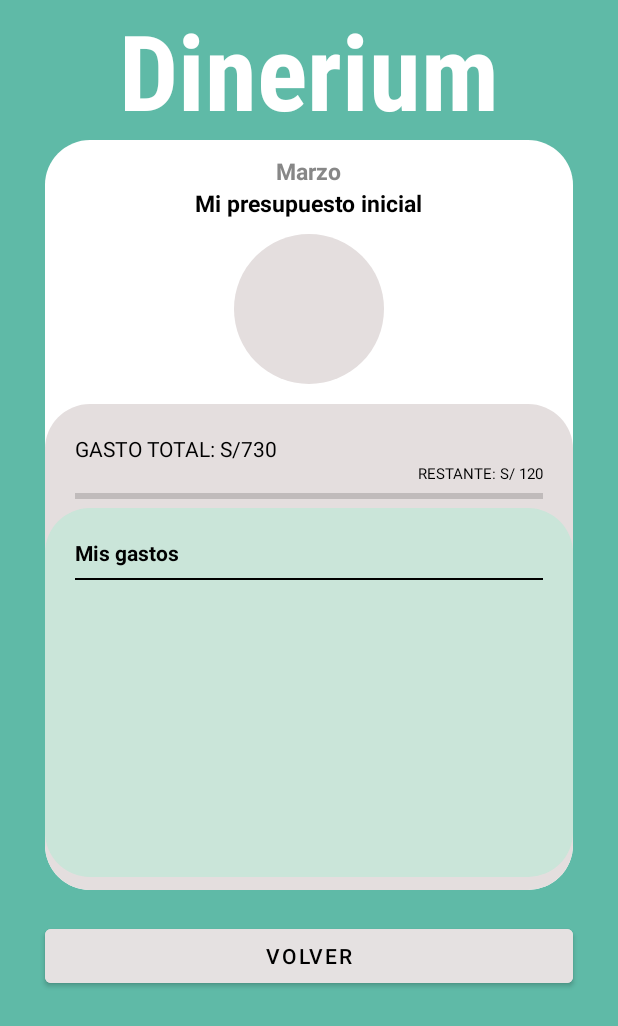
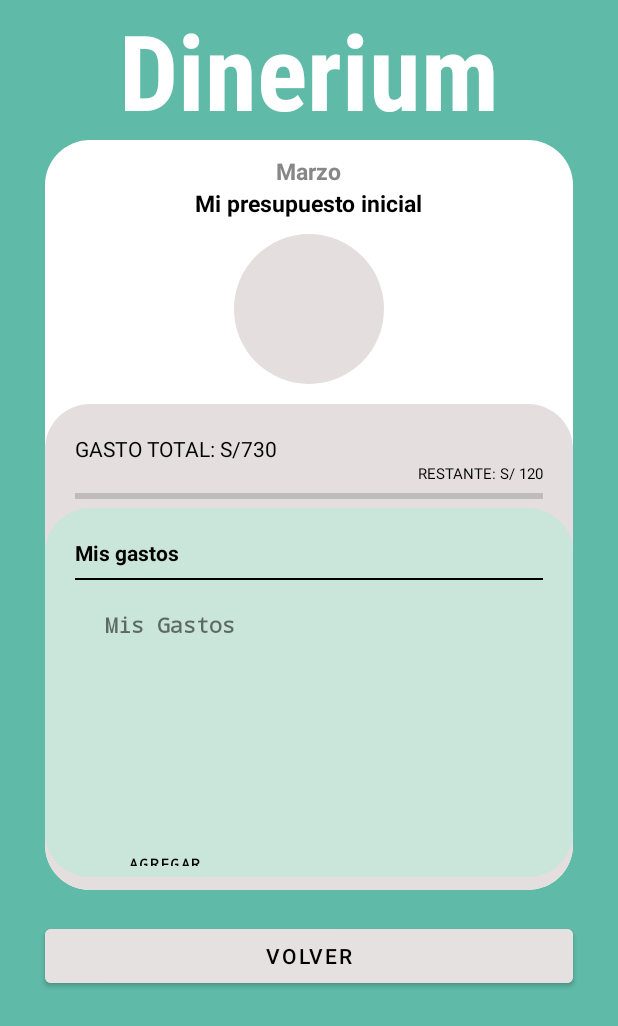
Before and after one commit to renatogrg/DineriumAplicacion, an Android app: the layout activity_registro_categorias.xml on its own in the app's theme, with its tools: preview values and no code run, on a phone screen of 412 x 824 dp. Shown: the top 1026 px of the screen. Run offline under Robolectric (Android 15) with nearby library versions, the phone set to English and light mode, and no system bars.

Commit message:
REQ-25 Total de Gastos

```diff
--- a/app/src/main/res/layout/activity_registro_categorias.xml
+++ b/app/src/main/res/layout/activity_registro_categorias.xml
@@ -144,6 +144,99 @@
                     android:layout_width="match_parent"
                     android:layout_height="1dp"
                     android:background="@android:color/black" />
+                <androidx.constraintlayout.widget.ConstraintLayout
+                    android:id="@+id/constraintLayout4"
+                    android:layout_width="match_parent"
+                    android:layout_height="212dp"
+                    android:layout_marginBottom="5dp"
+                    android:background="@drawable/background_fondodetalle05"
+                    app:layout_constraintBottom_toTopOf="@+id/btn_Registro_Volver"
+                    app:layout_constraintEnd_toEndOf="parent"
+                    app:layout_constraintStart_toStartOf="parent">
+
+                    <LinearLayout
+                        android:id="@+id/linearLayout"
+                        android:layout_width="match_parent"
+                        android:layout_height="wrap_content"
+                        android:gravity="top"
+                        android:orientation="vertical"
+                        app:layout_constraintBottom_toBottomOf="parent"
+                        app:layout_constraintEnd_toEndOf="parent"
+                        app:layout_constraintStart_toStartOf="parent"
+                        app:layout_constraintTop_toTopOf="parent">
+
+                        <LinearLayout
+                            android:layout_width="match_parent"
+                            android:layout_height="match_parent"
+                            android:orientation="horizontal">
+
+                            <TextView
+                                android:layout_width="0dp"
+                                android:layout_height="wrap_content"
+                                android:layout_marginStart="20dp"
+                                android:layout_marginTop="8dp"
+                                android:layout_weight="1"
+                                android:text="Mis Gastos"
+                                android:typeface="monospace"
+                                android:textStyle="bold" />
+
+                        </LinearLayout>
+
+                        <androidx.recyclerview.widget.RecyclerView
+                            android:id="@+id/recycler_tareas"
+                            android:layout_width="match_parent"
+                            android:layout_height="130dp"
+                            android:typeface="monospace" />
+
+
+                        <LinearLayout
+                            android:layout_width="match_parent"
+                            android:layout_height="match_parent"
+                            android:orientation="horizontal">
+
+
+                            <Button
+                                android:id="@+id/btnAgregar"
+                                android:layout_width="307dp"
+                                android:layout_height="28dp"
+                                android:layout_marginStart="20dp"
+                                android:background="@android:color/transparent"
+                                android:drawableStart="@drawable/ic_agregar"
+                                android:gravity=""
+                                android:textSize="10sp"
+                                android:typeface="monospace"
+                                android:text="Agregar"
+                                android:textColor="@color/black"
+                                android:layout_marginTop="3dp"
+                                android:textStyle="bold" />
+
+                        </LinearLayout>
+
+
+                    </LinearLayout>
+
+
+                </androidx.constraintlayout.widget.ConstraintLayout>
+
+                <Button
+                    android:id="@+id/btn_Registro_Volver"
+                    android:layout_width="0dp"
+                    android:layout_height="wrap_content"
+                    android:layout_margin="15dp"
+                    android:layout_marginStart="15dp"
+                    android:layout_marginEnd="15dp"
+                    android:layout_marginBottom="16dp"
+                    android:backgroundTint="@color/FondobtnVolver"
+                    android:text="Volver"
+                    android:textColor="@color/black"
+                    android:textSize="15sp"
+                    android:typeface="monospace"
+                    app:layout_constraintBottom_toBottomOf="parent"
+                    app:layout_constraintEnd_toEndOf="parent"
+                    app:layout_constraintHorizontal_bias="0.0"
+                    app:layout_constraintStart_toStartOf="parent" />
+
+
 
 
             </LinearLayout>
```
Also changed, not shown: app/src/main/AndroidManifest.xml (+10 -8 lines), app/src/main/java/com/example/dineriumaplicacion/DetalleRegistro.java (+60 -13 lines), app/src/main/java/com/example/dineriumaplicacion/DetalleRegistroCategorias.java (+37 -1 lines), app/src/main/java/com/example/dineriumaplicacion/ReporteDetallado.java (added, +14 -0 lines), app/src/main/res/drawable-anydpi/ic_foto.xml (added, +11 -0 lines), app/src/main/res/layout/activity_detalle_registro.xml (+13 -2 lines), app/src/main/res/layout/activity_detalle_registro_categorias.xml (+5 -3 lines), app/src/main/res/layout/activity_reporte_detallado.xml (added, +35 -0 lines), app/src/main/res/drawable-hdpi/ic_foto.png (added), app/src/main/res/drawable-mdpi/ic_foto.png (added), app/src/main/res/drawable-xhdpi/ic_foto.png (added), app/src/main/res/drawable-xxhdpi/ic_foto.png (added).
